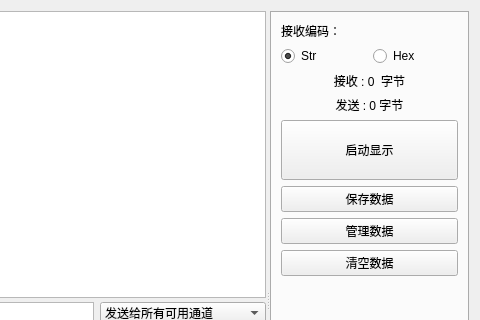
xutongxin1/WirelessMonitor, file components/TCPCom/tcpcom.ui: the form before one commit; both pictures show x 320 to 800 and y 0 to 320 of the 800 by 600 pixel window.
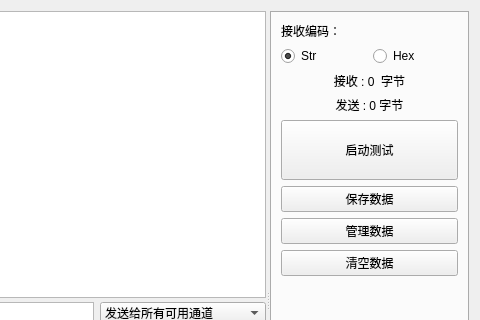
The form after the commit. Custom widgets are drawn as their Qt base class.

Commit message:
使用条件编译添加了信息通道单独测试的代码
使用#define _DEBUG 1启动

Diff of the .ui file:
```diff
--- a/components/TCPCom/tcpcom.ui
+++ b/components/TCPCom/tcpcom.ui
@@ -275,7 +275,7 @@
               </size>
              </property>
              <property name="text">
-              <string>启动显示</string>
+              <string>启动测试</string>
              </property>
             </widget>
            </item>
```
Left out of the diff: 2 changed lines with no effect on the pictures. The commit also changes 3 other files.
